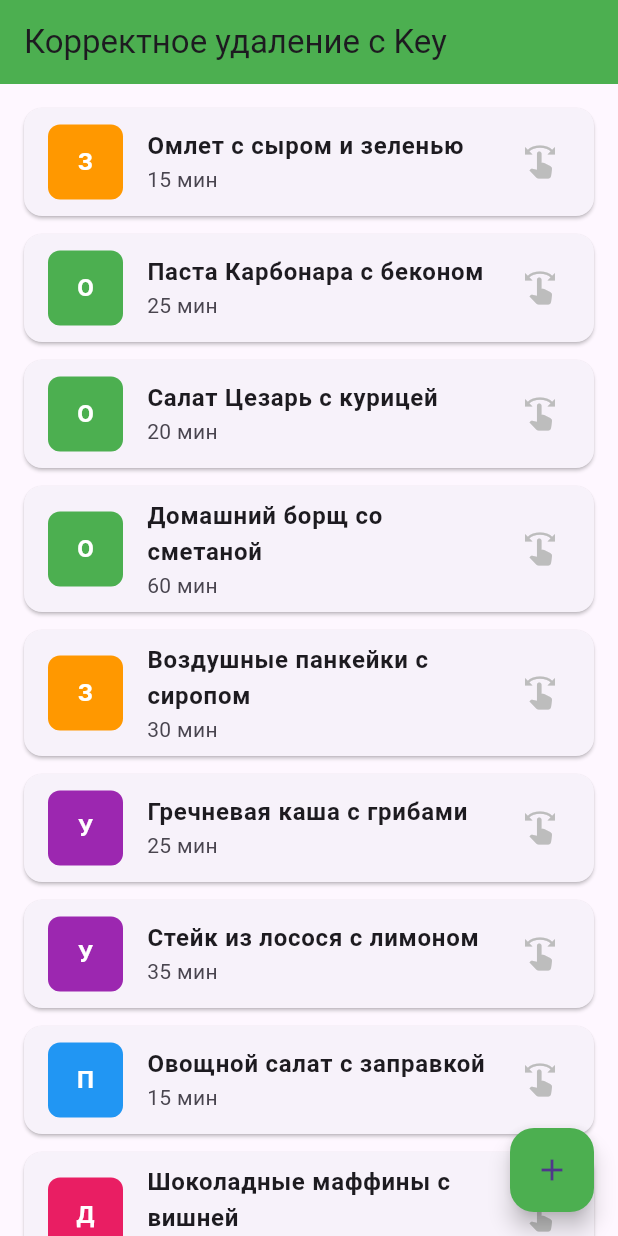
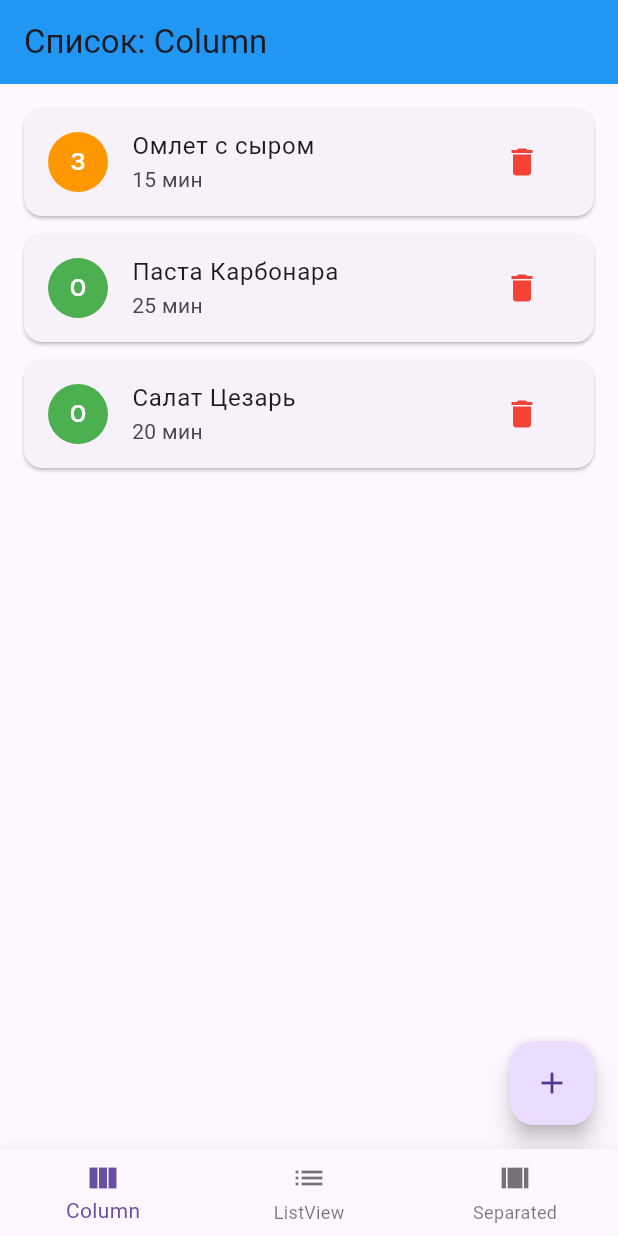
Before and after one commit to verniiiii/flutter4, a Flutter app: the screen it shows after launch, on a phone screen of 412 x 824 dp. Run offline on Flutter 3.47's test engine with Material 3 defaults, Android fonts, the phone set to English and light mode, and no system bars.

Commit message:
application_done

```diff
--- a/lib/main.dart
+++ b/lib/main.dart
@@ -1,184 +1,70 @@
 import 'package:flutter/material.dart';
+import 'screens/column_screen.dart';
+import 'screens/list_view_screen.dart';
+import 'screens/list_view_separated_screen.dart';
 
 void main() {
-  runApp(const MyApp());
+  runApp(const RecipeApp());
 }
 
-class MyApp extends StatelessWidget {
-  const MyApp({super.key});
+class RecipeApp extends StatelessWidget {
+  const RecipeApp({super.key});
 
   @override
   Widget build(BuildContext context) {
     return MaterialApp(
-      title: 'Корректное удаление с Key',
+      title: 'Кулинарная книга',
       theme: ThemeData(
-        primarySwatch: Colors.green,
+        primarySwatch: Colors.blue,
+        useMaterial3: true,
       ),
-      home: const CorrectDeletionList(),
+      home: const MainScreen(),
     );
   }
 }
 
-class CorrectDeletionList extends StatefulWidget {
-  const CorrectDeletionList({super.key});
+class MainScreen extends StatefulWidget {
+  const MainScreen({super.key});
 
   @override
-  _CorrectDeletionListState createState() => _CorrectDeletionListState();
+  State<MainScreen> createState() => _MainScreenState();
 }
 
-class _CorrectDeletionListState extends State<CorrectDeletionList> {
-  List<Recipe> recipes = [
-    Recipe('Омлет с сыром и зеленью', '15 мин', 'Завтрак'),
-    Recipe('Паста Карбонара с беконом', '25 мин', 'Обед'),
-    Recipe('Салат Цезарь с курицей', '20 мин', 'Обед'),
-    Recipe('Домашний борщ со сметаной', '60 мин', 'Обед'),
-    Recipe('Воздушные панкейки с сиропом', '30 мин', 'Завтрак'),
-    Recipe('Гречневая каша с грибами', '25 мин', 'Ужин'),
-    Recipe('Стейк из лосося с лимоном', '35 мин', 'Ужин'),
-    Recipe('Овощной салат с заправкой', '15 мин', 'Перекус'),
-    Recipe('Шоколадные маффины с вишней', '50 мин', 'Десерт'),
-    Recipe('Фруктовый смузи с бананом', '10 мин', 'Перекус'),
+class _MainScreenState extends State<MainScreen> {
+  int _currentIndex = 0;
+
+  final List<Widget> _screens = [
+    const ColumnScreen(),
+    const ListViewScreen(),
+    const ListViewSeparatedScreen(),
   ];
-
-  void _removeRecipe(int index) {
-    setState(() {
-      recipes.removeAt(index);
-    });
-  }
-
-  void _addRecipe() {
-    setState(() {
-      recipes.add(Recipe(
-        'Новый рецепт ${recipes.length + 1}',
-        '${10 + recipes.length} мин',
-        'Разное',
-      ));
-    });
-  }
-
-  Color _getColorForType(String type) {
-    switch (type) {
-      case 'Завтрак':
-        return Colors.orange;
-      case 'Обед':
-        return Colors.green;
-      case 'Ужин':
-        return Colors.purple;
-      case 'Десерт':
-        return Colors.pink;
-      case 'Перекус':
-        return Colors.blue;
-      default:
-        return Colors.grey;
-    }
-  }
 
   @override
   Widget build(BuildContext context) {
     return Scaffold(
-      appBar: AppBar(
-        title: const Text('Корректное удаление с Key'),
-        backgroundColor: Colors.green,
-      ),
-      body: ListView.builder(
-        padding: const EdgeInsets.all(16.0),
-        itemCount: recipes.length,
-        itemBuilder: (context, index) {
-          final recipe = recipes[index];
-          return Dismissible(
-            key: ValueKey(recipe.title), // Уникальный ключ для каждого элемента
-            direction: DismissDirection.endToStart,
-            background: Container(
-              color: Colors.red,
-              alignment: Alignment.centerRight,
-              padding: const EdgeInsets.only(right: 20),
-              child: const Icon(
-                Icons.delete,
-                color: Colors.white,
-                size: 30,
-              ),
-            ),
-            confirmDismiss: (direction) async {
-              // Подтверждение удаления
-              return await showDialog(
-                context: context,
-                builder: (BuildContext context) {
-                  return AlertDialog(
-                    title: const Text('Подтверждение'),
-                    content: Text('Удалить рецепт "${recipe.title}"?'),
-                    actions: [
-                      TextButton(
-                        onPressed: () => Navigator.of(context).pop(false),
-                        child: const Text('Отмена'),
-                      ),
-                      TextButton(
-                        onPressed: () => Navigator.of(context).pop(true),
-                        child: const Text('Удалить'),
-                      ),
-                    ],
-                  );
-                },
-              );
-            },
-            onDismissed: (direction) {
-              _removeRecipe(index);
-              ScaffoldMessenger.of(context).showSnackBar(
-                SnackBar(
-                  content: Text('Рецепт "${recipe.title}" удален'),
-                  backgroundColor: Colors.red,
-                ),
-              );
-            },
-            child: Card(
-              margin: const EdgeInsets.only(bottom: 12),
-              child: ListTile(
-                leading: Container(
-                  width: 50,
-                  height: 50,
-                  decoration: BoxDecoration(
-                    color: _getColorForType(recipe.type),
-                    borderRadius: BorderRadius.circular(8),
-                  ),
-                  child: Center(
-                    child: Text(
-                      recipe.type[0],
-                      style: const TextStyle(
-                        color: Colors.white,
-                        fontWeight: FontWeight.bold,
-                        fontSize: 16,
-                      ),
-                    ),
-                  ),
-                ),
-                title: Text(
-                  recipe.title,
-                  style: const TextStyle(
-                    fontWeight: FontWeight.bold,
-                  ),
-                ),
-                subtitle: Text(recipe.time),
-                trailing: Icon(
-                  Icons.swipe,
-                  color: Colors.grey[400],
-                ),
-              ),
-            ),
-          );
+      body: _screens[_currentIndex],
+      bottomNavigationBar: BottomNavigationBar(
+        currentIndex: _currentIndex,
+        onTap: (index) {
+          setState(() {
+            _currentIndex = index;
+          });
         },
-      ),
-      floatingActionButton: FloatingActionButton(
-        onPressed: _addRecipe,
-        backgroundColor: Colors.green,
-        child: const Icon(Icons.add),
+        items: const [
+          BottomNavigationBarItem(
+            icon: Icon(Icons.view_column),
+            label: 'Column',
+          ),
+          BottomNavigationBarItem(
+            icon: Icon(Icons.list),
+            label: 'ListView',
+          ),
+          BottomNavigationBarItem(
+            icon: Icon(Icons.view_array),
+            label: 'Separated',
+          ),
+        ],
       ),
     );
   }
 }
-
-class Recipe {
-  final String title;
-  final String time;
-  final String type;
-
-  Recipe(this.title, this.time, this.type);
-}
--- /dev/null
+++ b/lib/screens/column_screen.dart
@@ -0,0 +1,101 @@
+import 'package:flutter/material.dart';
+
+class ColumnScreen extends StatefulWidget {
+  const ColumnScreen({super.key});
+
+  @override
+  State<ColumnScreen> createState() => _ColumnScreenState();
+}
+
+class _ColumnScreenState extends State<ColumnScreen> {
+  List<Map<String, String>> recipes = [
+    {'title': 'Омлет с сыром', 'time': '15 мин', 'type': 'Завтрак'},
+    {'title': 'Паста Карбонара', 'time': '25 мин', 'type': 'Обед'},
+    {'title': 'Салат Цезарь', 'time': '20 мин', 'type': 'Обед'},
+  ];
+
+  void _addRecipe() {
+    setState(() {
+      recipes.add({
+        'title': 'Новый рецепт ${recipes.length + 1}',
+        'time': '${10 + recipes.length} мин',
+        'type': 'Разное'
+      });
+    });
+  }
+
+  void _removeRecipe(int index) async {
+    final confirmed = await showDialog<bool>(
+      context: context,
+      builder: (context) => AlertDialog(
+        title: const Text('Удалить рецепт?'),
+        content: Text('Вы уверены, что хотите удалить "${recipes[index]['title']}"?'),
+        actions: [
+          TextButton(
+            onPressed: () => Navigator.of(context).pop(false),
+            child: const Text('Отмена'),
+          ),
+          TextButton(
+            onPressed: () => Navigator.of(context).pop(true),
+            child: const Text('Удалить'),
+          ),
+        ],
+      ),
+    );
+
+    if (confirmed == true) {
+      setState(() {
+        recipes.removeAt(index);
+      });
+    }
+  }
+
+  Color _getColorForType(String type) {
+    switch (type) {
+      case 'Завтрак': return Colors.orange;
+      case 'Обед': return Colors.green;
+      case 'Ужин': return Colors.purple;
+      default: return Colors.grey;
+    }
+  }
+
+  @override
+  Widget build(BuildContext context) {
+    return Scaffold(
+      appBar: AppBar(
+        title: const Text('Список: Column'),
+        backgroundColor: Colors.blue,
+      ),
+      body: SingleChildScrollView(
+        padding: const EdgeInsets.all(16),
+        child: Column(
+          children: [
+            for (int i = 0; i < recipes.length; i++)
+              Card(
+                margin: const EdgeInsets.only(bottom: 12),
+                child: ListTile(
+                  leading: CircleAvatar(
+                    backgroundColor: _getColorForType(recipes[i]['type']!),
+                    child: Text(
+                      recipes[i]['type']!.substring(0, 1),
+                      style: const TextStyle(color: Colors.white),
+                    ),
+                  ),
+                  title: Text(recipes[i]['title']!),
+                  subtitle: Text(recipes[i]['time']!),
+                  trailing: IconButton(
+                    icon: const Icon(Icons.delete, color: Colors.red),
+                    onPressed: () => _removeRecipe(i),
+                  ),
+                ),
+              ),
+          ],
+        ),
+      ),
+      floatingActionButton: FloatingActionButton(
+        onPressed: _addRecipe,
+        child: const Icon(Icons.add),
+      ),
+    );
+  }
+}
```
Also changed, not shown: lib/screens/list_view_screen.dart (added, +86 -0 lines), lib/screens/list_view_separated_screen.dart (added, +92 -0 lines), 1 other file.
